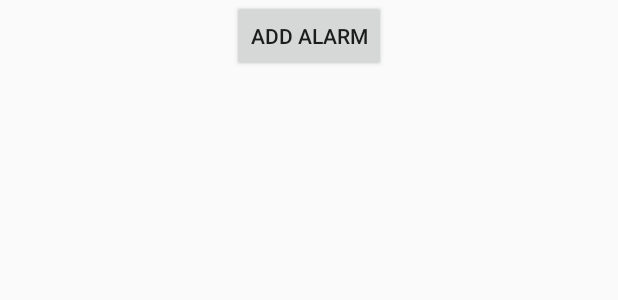
After one commit to jhwang73/Alarmix, an Android app: the layout fragment_alarm_manager.xml on its own in the app's theme, with its tools: preview values and no code run, on a phone screen of 412 x 824 dp. The commit adds this screen. Shown: the top 300 px of the screen. Run offline under Robolectric (Android 15) with nearby library versions, the phone set to English and light mode, and no system bars.

Commit message:
Add alarm manager fragment

```diff
--- /dev/null
+++ b/app/src/main/java/com/jhwang73/alarmix/fragments/AlarmFragment.java
@@ -0,0 +1,35 @@
+package com.jhwang73.alarmix.fragments;
+
+import android.app.AlarmManager;
+import android.os.Bundle;
+import android.view.LayoutInflater;
+import android.view.View;
+import android.view.ViewGroup;
+import android.widget.ArrayAdapter;
+import android.widget.ListView;
+
+import com.jhwang73.alarmix.R;
+
+import java.util.List;
+
+import androidx.annotation.NonNull;
+import androidx.annotation.Nullable;
+
+public class AlarmFragment extends SetupFragment {
+
+    @Nullable
+    @Override
+    protected View inflateView(@NonNull LayoutInflater inflater, @Nullable ViewGroup container, @Nullable Bundle savedInstanceState) {
+        return inflater.inflate(R.layout.fragment_alarm_manager, container, false);
+    }
+
+    @Override
+    protected void initializeComponents(View view) {
+
+    }
+
+    @Override
+    protected void initializeListeners(View view) {
+
+    }
+}
--- /dev/null
+++ b/app/src/main/res/layout/fragment_alarm_manager.xml
@@ -0,0 +1,19 @@
+<?xml version="1.0" encoding="utf-8"?>
+<RelativeLayout xmlns:android="http://schemas.android.com/apk/res/android"
+    android:layout_width="match_parent" android:layout_height="match_parent"
+    android:id="@+id/alarmManager">
+
+    <ListView
+        android:id="@+id/alarmList"
+        android:layout_width="match_parent"
+        android:layout_height="match_parent"
+        android:layout_below="@+id/addAlarmButton" />
+
+    <Button
+        android:id="@+id/addAlarmButton"
+        android:layout_width="wrap_content"
+        android:layout_height="wrap_content"
+        android:layout_centerHorizontal="true"
+        android:text="@string/button_add_alarm" />
+
+</RelativeLayout>
--- a/app/src/main/res/values/strings.xml
+++ b/app/src/main/res/values/strings.xml
@@ -6,4 +6,6 @@
     <string name="title_account">Accounts</string>
     <string name="title_more_menu">More</string>
 
+    <string name="button_add_alarm">Add Alarm</string>
+
 </resources>
```
